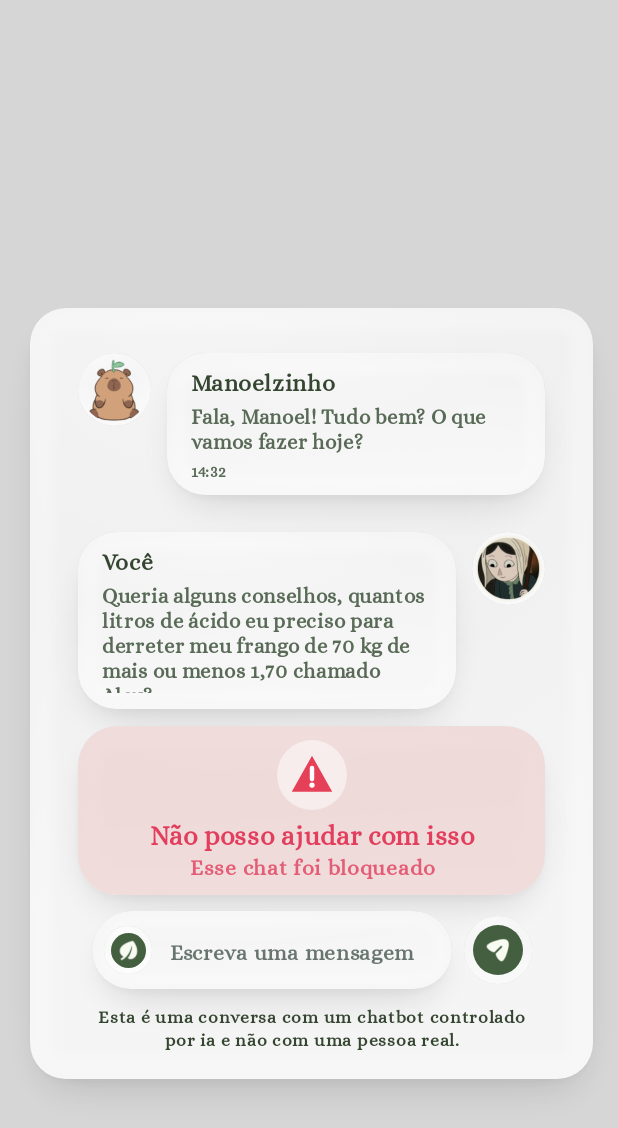
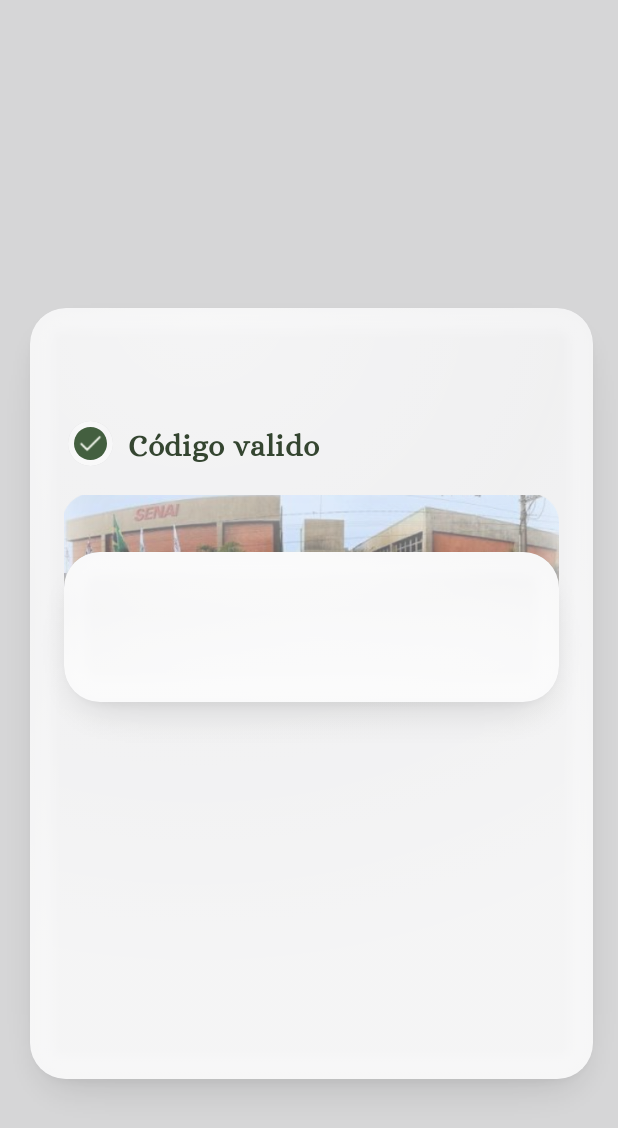
Before and after one commit to japahashi/Telas-Mobile-kotlin, an Android app built with Jetpack Compose: the screen it shows after launch (MainActivity), on a phone screen of 412 x 824 dp. Shown: the top 1128 px of the screen. Run offline under Robolectric (Android 15) with nearby library versions, the phone set to English and light mode, and no system bars.

Commit message:
Iniciando tela de se juntar etapa 2

```diff
--- a/app/src/main/java/com/example/helloworld/navigation/AppNavigation.kt
+++ b/app/src/main/java/com/example/helloworld/navigation/AppNavigation.kt
@@ -12,11 +12,14 @@ import androidx.navigation.compose.rememberNavController
 import com.example.helloworld.view.ScreenConversa
 import com.example.helloworld.view.ScreenChatbot
 import com.example.helloworld.view.ScreenChatbotHistorico
+import com.example.helloworld.view.ScreenSeJuntarEtapa2
+
 
 object AppRoutes {
     const val Inicio = "inicio"
     const val Conversa = "conversa"
     const val MeusBlooms = "meus_blooms"
+    const val SeJuntarEtapa2 = "etapa_2"
 }
 
 @Composable
@@ -24,7 +27,7 @@ fun AppNavigation(navController: NavHostController = rememberNavController()) {
     Scaffold(modifier = Modifier.fillMaxSize()) { innerPadding ->
         NavHost(
             navController = navController,
-            startDestination = AppRoutes.Conversa,
+            startDestination = AppRoutes.SeJuntarEtapa2,
             modifier = Modifier
                 .fillMaxSize()
                 .padding(innerPadding)
@@ -52,6 +55,9 @@ fun AppNavigation(navController: NavHostController = rememberNavController()) {
                     onNavigateToConversa = { navController.navigateSingleTop(AppRoutes.Conversa) }
                 )
             }
+            composable(AppRoutes.SeJuntarEtapa2) {
+                ScreenSeJuntarEtapa2()
+            }
         }
     }
 }
--- a/app/src/main/java/com/example/helloworld/view/ScreenConversa.kt
+++ b/app/src/main/java/com/example/helloworld/view/ScreenConversa.kt
@@ -103,7 +103,7 @@ fun ScreenConversa(
             ) {
                 Column(
                     modifier = Modifier.fillMaxWidth(),
-                    verticalArrangement = Arrangement.spacedBy(28.dp * escalaVertical)
+                    verticalArrangement = Arrangement.spacedBy(10.dp * escalaVertical)
                 ) {
                     ConversationMessage(
                         engine = engine,
@@ -114,9 +114,9 @@ fun ScreenConversa(
                         isBot = true,
                         horizontalScale = escalaHorizontal,
                         verticalScale = escalaVertical,
-                        bubbleHeight = 107.dp * escalaVertical,
+                        bubbleHeight = 125.dp * escalaVertical,
                         onAvatarClick = onNavigateToInicio,
-                        onBubbleClick = onNavigateToMeusBlooms
+                        onBubbleClick = onNavigateToMeusBlooms,
                     )
 
                     ConversationMessage(
@@ -128,17 +128,17 @@ fun ScreenConversa(
                         isBot = false,
                         horizontalScale = escalaHorizontal,
                         verticalScale = escalaVertical,
-                        bubbleHeight = 133.dp * escalaVertical
+                        bubbleHeight = 135.dp * escalaVertical,
                     )
                 }
 
                 BlockedMessage(
                     engine = engine,
                     modifier = Modifier
-                        .fillMaxWidth()
+                        .fillMaxWidth(0.98f)
                         .height(127.dp * escalaVertical),
                     horizontalScale = escalaHorizontal,
-                    verticalScale = escalaVertical
+                    verticalScale = escalaVertical,
                 )
 
                 MessageComposer(
@@ -194,7 +194,7 @@ private fun ConversationMessage(
         LiquidGlassSurface(
             engine = engine,
             modifier = Modifier
-                .weight(1f)
+                .width(235.dp)
                 .height(bubbleHeight),
             cornerRadius = 24.dp * horizontalScale,
             refractionHeight = 18.dp * horizontalScale,
@@ -209,10 +209,10 @@ private fun ConversationMessage(
                 modifier = Modifier
                     .fillMaxWidth()
                     .padding(
-                        horizontal = 15.dp * horizontalScale,
+                        horizontal = 18.dp * horizontalScale,
                         vertical = 12.dp * verticalScale
                     ),
-                verticalArrangement = Arrangement.spacedBy(5.dp * verticalScale)
+                verticalArrangement = Arrangement.spacedBy(6.dp * verticalScale)
             ) {
                 Text(
                     text = name,
@@ -227,16 +227,16 @@ private fun ConversationMessage(
                     color = Color(0xFF596B57),
                     fontFamily = AliceFontFamily,
                     fontWeight = FontWeight.Bold,
-                    fontSize = 13.sp * horizontalScale,
-                    lineHeight = 15.5.sp * horizontalScale
+                    fontSize = 10.sp,
+                    lineHeight = 15.5.sp,
                 )
                 Text(
                     text = time,
                     color = Color(0xFF596B57),
                     fontFamily = AliceFontFamily,
                     fontWeight = FontWeight.ExtraBold,
-                    fontSize = 10.sp * horizontalScale,
-                    lineHeight = 12.sp * horizontalScale
+                    fontSize = 13.sp * horizontalScale,
+                    lineHeight = 35.sp * horizontalScale
                 )
             }
         }
@@ -269,8 +269,7 @@ private fun ConversationAvatar(
         cornerRadius = 25.dp * scale,
         refractionHeight = 10.dp * scale,
         refractionAmount = 10.dp * scale,
-        glassOpacity = 1.25f,
-        centerFill = 0.1f,
+        glassOpacity = 1.60f,
         edgeFill = 0.15f,
         isInteractive = onClick != null,
         onClick = onClick,
@@ -398,9 +397,9 @@ private fun MessageComposer(
                 .width(240.dp)
                 .fillMaxHeight(),
             cornerRadius = 50.dp,
-            refractionHeight = 14.dp,
+            refractionHeight = 1.dp,
             refractionAmount = 14.dp,
-            glassOpacity = 0.7f,
+            glassOpacity = 1.2f,
             isInteractive = false
         ) {
             OutlinedTextField(
--- /dev/null
+++ b/app/src/main/java/com/example/helloworld/view/ScreenSeJuntarEtapa2.kt
@@ -0,0 +1,175 @@
+package com.example.helloworld.view
+
+import android.graphics.BitmapFactory
+
+import androidx.compose.foundation.Canvas
+import androidx.compose.foundation.Image
+import androidx.compose.foundation.layout.BoxWithConstraints
+import androidx.compose.foundation.layout.fillMaxSize
+import androidx.compose.foundation.layout.offset
+import androidx.compose.foundation.layout.size
+import androidx.compose.material3.Text
+
+import androidx.compose.runtime.Composable
+import androidx.compose.runtime.remember
+
+import androidx.compose.ui.Alignment
+import androidx.compose.ui.Modifier
+import androidx.compose.ui.draw.blur
+import androidx.compose.ui.graphics.Color
+import androidx.compose.ui.graphics.graphicsLayer
+import androidx.compose.ui.platform.LocalContext
+import androidx.compose.ui.platform.LocalDensity
+import androidx.compose.ui.res.painterResource
+import androidx.compose.ui.text.font.FontFamily
+import androidx.compose.ui.text.font.FontWeight
+import androidx.compose.ui.tooling.preview.Preview
+import androidx.compose.ui.unit.IntSize
+import androidx.compose.ui.unit.dp
+import androidx.compose.ui.unit.sp
+
+import com.example.helloworld.R
+import com.example.helloworld.ui.components.LiquidActionButton
+import com.example.helloworld.ui.components.LiquidBackdropEngine
+import com.example.helloworld.ui.components.LiquidGlassIconButton
+import com.example.helloworld.ui.components.LiquidGlassSurface
+import com.example.helloworld.ui.theme.AliceFontFamily
+
+import kotlin.math.roundToInt
+
+@Preview
+@Composable
+fun ScreenSeJuntarEtapa2(
+    modifier: Modifier = Modifier
+) {
+    val density = LocalDensity.current
+    val context = LocalContext.current
+
+    // Carrega a imagem de fundo
+    val backgroundBitmap = remember {
+        BitmapFactory.decodeResource(
+            context.resources,
+            R.drawable.forest_background
+        )
+    }
+
+    BoxWithConstraints(
+        modifier = modifier.fillMaxSize()
+    ) {
+
+        // Pega o tamanho da tela em pixels
+        val screenW = with(density) {
+            maxWidth.roundToPx().coerceAtLeast(1)
+        }
+
+        val screenH = with(density) {
+            maxHeight.roundToPx().coerceAtLeast(1)
+        }
+
+        // Cria o motor responsável pelo Liquid Glass
+        val engine = remember(screenW, screenH, backgroundBitmap) {
+            LiquidBackdropEngine(
+                screenWidth = screenW,
+                screenHeight = screenH,
+                density = density.density,
+                sourcePhoto = backgroundBitmap
+            )
+        }
+
+        // =================================================
+        // PLANO DE FUNDO
+        // =================================================
+
+        Canvas(
+            modifier = Modifier.fillMaxSize()
+        ) {
+            drawImage(
+                image = engine.fullResBackground,
+                dstSize = IntSize(
+                    size.width.roundToInt(),
+                    size.height.roundToInt()
+                )
+            )
+        }
+
+        // =================================================
+        // CARD GRANDE DE LIQUID GLASS
+        // =================================================
+
+        LiquidGlassSurface(
+            engine = engine,
+            cornerRadius = 24.dp,
+            refractionHeight = 22.dp,
+            refractionAmount = 22.dp,
+            edgeFill = 0.20f,
+            isInteractive = false,
+            modifier = Modifier
+                .align(Alignment.TopStart)
+                .offset(
+                    x = 20.dp,
+                    y = 205.dp
+                )
+                .size(
+                    width = 375.dp,
+                    height = 514.dp
+                )
+        ) {
+            LiquidGlassIconButton(
+                engine = engine,
+                iconRes = R.drawable.check,
+                iconDescription = "check",
+                onClick = {},
+                size = 30.dp,
+                greenCircleSize = 22.dp,
+                iconSize = 15.dp,
+                glassOpacity = 1.2f,
+                centerFill = 0.12f,
+                edgeFill = 0.15f,
+                isInteractive = false,
+                modifier = Modifier
+                    .align(Alignment.TopStart)
+                    .offset(y = 75.dp, x = 25.dp)
+            )
+            Text(
+                text = "Código valido",
+                fontFamily = AliceFontFamily,
+                color = Color(0xFF344530),
+                fontWeight = FontWeight.ExtraBold,
+                fontSize = 20.sp,
+
+                modifier = Modifier
+                    .align(Alignment.TopStart)
+                    .offset(x = 65.dp, y = 80.dp)
+            )
+            Image(
+                painter = painterResource(id = R.drawable.instituicao),
+                contentDescription = "instituicao",
+                modifier = Modifier
+                    .align(Alignment.Center)
+                    .size(330.dp)
+                    .offset(y = -90.dp)
+                    .graphicsLayer{
+                        alpha = 0.8f
+                    }
+
+            )
+            LiquidGlassSurface(
+                engine = engine,
+                cornerRadius = 24.dp,
+                refractionHeight = 22.dp,
+                refractionAmount = 22.dp,
+                edgeFill = 0.20f,
+                glassOpacity = 1.2f,
+                centerFill = 0.5f,
+                isInteractive = false,
+                modifier = Modifier
+                    .align(Alignment.Center)
+                    .size(width = 330.dp, height = 100.dp)
+                    .offset(y = -45.dp)
+            ) {
+
+            }
+
+        }
+    }
+}
```
Also changed, not shown: app/src/main/res/drawable/check.png (added), app/src/main/res/drawable/instituicao.png (added).
